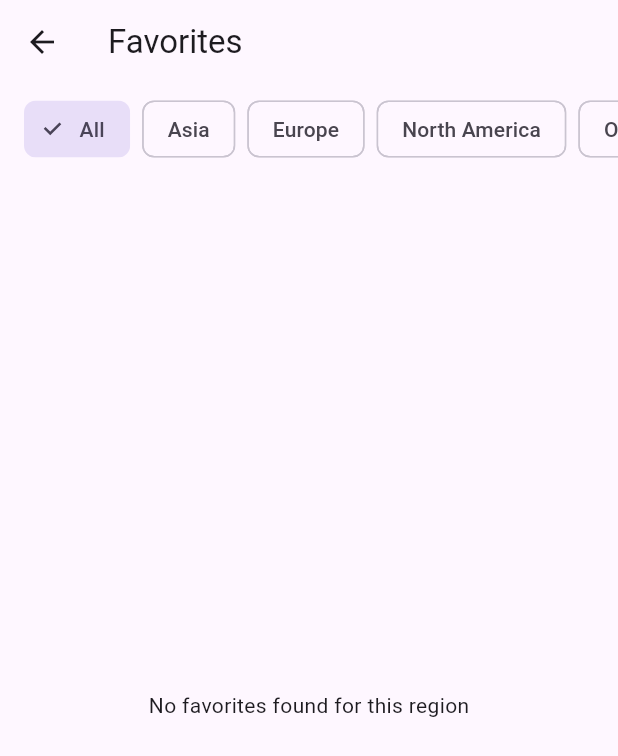
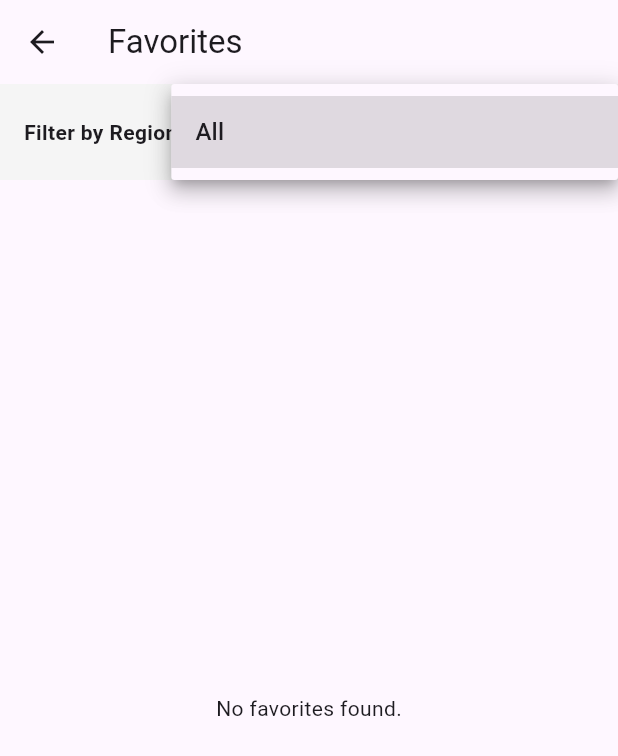
Before and after one commit to Ishini-Edirisinghe/weather_app, a Flutter app: the FavoritesScreen screen opened directly, after a tap on "All", on a phone screen of 412 x 824 dp. Shown: the top 756 px of the screen. Run offline on Flutter 3.47's test engine with Material 3 defaults, Android fonts, the phone set to English and light mode, and no system bars; our stand-ins replace dio, fl_chart, geolocator, sqflite; accounts and stored records are empty.

Commit message:
region filter issue fixes

```diff
--- a/lib/data/datasources/local_datasource.dart
+++ b/lib/data/datasources/local_datasource.dart
@@ -13,12 +13,12 @@ class LocalDatasource {
 
     _db = await openDatabase(
       path,
-      version: 3, // Increment version for schema change
+      version: 4, // Increment version
       onCreate: (db, v) async {
         await _createTable(db);
       },
       onUpgrade: (db, oldV, newV) async {
-        // Simple migration: Drop and recreate if version changes
+        // Drop and recreate to ensure clean schema
         await db.execute('DROP TABLE IF EXISTS $_table');
         await _createTable(db);
       },
@@ -33,7 +33,8 @@ class LocalDatasource {
         city TEXT UNIQUE,
         lat REAL,
         lon REAL,
-        country TEXT, -- New Column for Region Filtering
+        country TEXT, -- New
+        state TEXT,   -- New
         json TEXT,
         updated_at INTEGER,
         is_favorite INTEGER DEFAULT 0
@@ -45,7 +46,8 @@ class LocalDatasource {
     String city,
     double lat,
     double lon,
-    String country, // New Parameter
+    String country,
+    String state,
     String json,
   ) async {
     final db = await _openDb();
@@ -67,7 +69,8 @@ class LocalDatasource {
       'city': city,
       'lat': lat,
       'lon': lon,
-      'country': country, // Save country
+      'country': country,
+      'state': state,
       'json': json,
       'updated_at': DateTime.now().millisecondsSinceEpoch,
       'is_favorite': isFav,
@@ -112,7 +115,7 @@ class LocalDatasource {
 
 //     _db = await openDatabase(
 //       path,
-//       version: 2, // Increment version for schema change
+//       version: 3, // Increment version for schema change
 //       onCreate: (db, v) async {
 //         await _createTable(db);
 //       },
@@ -132,23 +135,24 @@ class LocalDatasource {
 //         city TEXT UNIQUE,
 //         lat REAL,
 //         lon REAL,
+//         country TEXT, -- New Column for Region Filtering
 //         json TEXT,
 //         updated_at INTEGER,
-//         is_favorite INTEGER DEFAULT 0  -- 0 = false, 1 = true
+//         is_favorite INTEGER DEFAULT 0
 //       )
 //     ''');
 //   }
 
-//   // UPDATED: Preserves 'is_favorite' status when updating weather data
 //   Future<void> cacheCity(
 //     String city,
 //     double lat,
 //     double lon,
+//     String country, // New Parameter
 //     String json,
 //   ) async {
 //     final db = await _openDb();
 
-//     // 1. Check if city exists to preserve its favorite status
+//     // Preserve favorite status
 //     int isFav = 0;
 //     final existing = await db.query(
 //       _table,
@@ -161,18 +165,17 @@ class LocalDatasource {
 //       isFav = existing.first['is_favorite'] as int? ?? 0;
 //     }
 
-//     // 2. Insert or Replace (Upsert)
 //     await db.insert(_table, {
 //       'city': city,
 //       'lat': lat,
 //       'lon': lon,
+//       'country': country, // Save country
 //       'json': json,
 //       'updated_at': DateTime.now().millisecondsSinceEpoch,
-//       'is_favorite': isFav, // Keep the old status
+//       'is_favorite': isFav,
 //     }, conflictAlgorithm: ConflictAlgorithm.replace);
 //   }
 
-//   // NEW: Toggle Favorite Status
 //   Future<void> setFavorite(String city, bool isFavorite) async {
 //     final db = await _openDb();
 //     await db.update(
@@ -190,14 +193,8 @@ class LocalDatasource {
 //     return rows.first;
 //   }
 
-//   // UPDATED: Only return cities marked as favorites
 //   Future<List<Map<String, dynamic>>> getFavorites() async {
 //     final db = await _openDb();
 //     return db.query(_table, where: 'is_favorite = 1', orderBy: 'city ASC');
 //   }
-
-//   Future<void> deleteCity(String city) async {
-//     final db = await _openDb();
-//     await db.delete(_table, where: 'city = ?', whereArgs: [city]);
-//   }
 // }
--- a/lib/domain/entities/weather_entity.dart
+++ b/lib/domain/entities/weather_entity.dart
@@ -2,17 +2,16 @@ class WeatherEntity {
   final String city;
   final double lat;
   final double lon;
-  final String country;
+  final String country; // e.g. "LK", "US"
+  final String state; // e.g. "Western Province"
   final double temp;
   final String description;
   final String iconCode;
-  final String forecastJson; // raw cached payload
-
-  // --- NEW FIELDS ---
+  final String forecastJson;
   final int humidity;
   final double windSpeed;
-  final int sunrise; // Unix timestamp
-  final int sunset; // Unix timestamp
+  final int sunrise;
+  final int sunset;
   final bool isFavorite;
 
   WeatherEntity({
@@ -20,11 +19,11 @@ class WeatherEntity {
     required this.lat,
     required this.lon,
     required this.country,
+    required this.state,
     required this.temp,
     required this.description,
     required this.iconCode,
     required this.forecastJson,
-    // Required in constructor
     required this.humidity,
     required this.windSpeed,
     required this.sunrise,
--- a/lib/presentation/screens/favorites_screen.dart
+++ b/lib/presentation/screens/favorites_screen.dart
@@ -10,15 +10,6 @@ class FavoritesScreen extends StatefulWidget {
 }
 
 class _FavoritesScreenState extends State<FavoritesScreen> {
-  // Define available filters
-  final List<String> filters = [
-    'All',
-    'Asia',
-    'Europe',
-    'North America',
-    'Other',
-  ];
-
   @override
   void initState() {
     super.initState();
@@ -36,43 +27,56 @@ class _FavoritesScreenState extends State<FavoritesScreen> {
       appBar: AppBar(title: const Text('Favorites')),
       body: Column(
         children: [
-          // Filter Chips Row
-          SizedBox(
-            height: 60,
-            child: ListView.separated(
-              padding: const EdgeInsets.symmetric(horizontal: 16),
-              scrollDirection: Axis.horizontal,
-              itemCount: filters.length,
-              separatorBuilder: (_, __) => const SizedBox(width: 8),
-              itemBuilder: (context, index) {
-                final filter = filters[index];
-                final isSelected = vm.selectedFilter == filter;
-                return Center(
-                  child: ChoiceChip(
-                    label: Text(filter),
-                    selected: isSelected,
-                    onSelected: (selected) {
-                      if (selected) {
-                        vm.applyFilter(filter);
+          // --- Dropdown Filter ---
+          Container(
+            padding: const EdgeInsets.symmetric(horizontal: 16, vertical: 8),
+            color: Colors.grey[100],
+            child: Row(
+              children: [
+                const Text(
+                  "Filter by Region: ",
+                  style: TextStyle(fontWeight: FontWeight.bold),
+                ),
+                const SizedBox(width: 12),
+                Expanded(
+                  child: DropdownButton<String>(
+                    isExpanded: true,
+                    value: vm.selectedFilter,
+                    icon: const Icon(Icons.filter_list),
+                    underline: Container(height: 2, color: Colors.blue),
+                    onChanged: (String? newValue) {
+                      if (newValue != null) {
+                        vm.applyFilter(newValue);
                       }
                     },
+                    items: vm.availableRegions.map<DropdownMenuItem<String>>((
+                      String value,
+                    ) {
+                      return DropdownMenuItem<String>(
+                        value: value,
+                        child: Text(value),
+                      );
+                    }).toList(),
                   ),
-                );
-              },
+                ),
+              ],
             ),
           ),
 
-          // Favorites List
+          // --- Favorites List ---
           Expanded(
             child: vm.filteredFavorites.isEmpty
-                ? const Center(
-                    child: Text('No favorites found for this region'),
-                  )
+                ? const Center(child: Text('No favorites found.'))
                 : ListView.builder(
                     padding: const EdgeInsets.all(12),
                     itemCount: vm.filteredFavorites.length,
                     itemBuilder: (context, index) {
                       final city = vm.filteredFavorites[index];
+                      // Subtitle shows region if Sri Lanka, or Country Name if Other
+                      final locationSubtitle = city.country == 'LK'
+                          ? city.state
+                          : "International (${city.country})";
+
                       return Card(
                         margin: const EdgeInsets.only(bottom: 12),
                         child: ListTile(
@@ -86,7 +90,7 @@ class _FavoritesScreenState extends State<FavoritesScreen> {
                             style: const TextStyle(fontWeight: FontWeight.bold),
                           ),
                           subtitle: Text(
-                            "${city.description} • ${city.country}",
+                            "$locationSubtitle • ${city.description}",
                           ),
                           trailing: Text(
                             '${city.temp.toStringAsFixed(1)}°C',
@@ -106,6 +110,7 @@ class _FavoritesScreenState extends State<FavoritesScreen> {
     );
   }
 }
+
 // import 'package:flutter/material.dart';
 // import 'package:provider/provider.dart';
 // import '../viewmodels/weather_viewmodel.dart';
@@ -118,6 +123,15 @@ class _FavoritesScreenState extends State<FavoritesScreen> {
 // }
 
 // class _FavoritesScreenState extends State<FavoritesScreen> {
+//   // Define available filters
+//   final List<String> filters = [
+//     'All',
+//     'Asia',
+//     'Europe',
+//     'North America',
+//     'Other',
+//   ];
+
 //   @override
 //   void initState() {
 //     super.initState();
@@ -131,43 +145,77 @@ class _FavoritesScreenState extends State<FavoritesScreen> {
 //   Widget build(BuildContext context) {
 //     final vm = Provider.of<WeatherViewModel>(context);
 
-//     // No need to look for a special function provider anymore!
-
 //     return Scaffold(
 //       appBar: AppBar(title: const Text('Favorites')),
-//       body: vm.favorites.isEmpty
-//           ? const Center(child: Text('No favorites yet'))
-//           : ListView.builder(
-//               padding: const EdgeInsets.all(12),
-//               itemCount: vm.favorites.length,
+//       body: Column(
+//         children: [
+//           // Filter Chips Row
+//           SizedBox(
+//             height: 60,
+//             child: ListView.separated(
+//               padding: const EdgeInsets.symmetric(horizontal: 16),
+//               scrollDirection: Axis.horizontal,
+//               itemCount: filters.length,
+//               separatorBuilder: (_, __) => const SizedBox(width: 8),
 //               itemBuilder: (context, index) {
-//                 final city = vm.favorites[index];
-//                 return Card(
-//                   margin: const EdgeInsets.only(bottom: 12),
-//                   child: ListTile(
-//                     leading: Image.network(
-//                       'https://openweathermap.org/img/wn/${city.iconCode}.png',
-//                       errorBuilder: (_, __, ___) => const Icon(Icons.cloud),
-//                     ),
-//                     title: Text(
-//                       city.city,
-//                       style: const TextStyle(fontWeight: FontWeight.bold),
-//                     ),
-//                     subtitle: Text(city.description),
-//                     trailing: Text(
-//                       '${city.temp.toStringAsFixed(1)}°C',
-//                       style: const TextStyle(fontSize: 18),
-//                     ),
-//                     onTap: () async {
-//                       await vm.loadWeatherForCity(city.city);
-
-//                       // FIX: Just use the ViewModel to switch the tab!
-//                       vm.setTabIndex(0);
+//                 final filter = filters[index];
+//                 final isSelected = vm.selectedFilter == filter;
+//                 return Center(
+//                   child: ChoiceChip(
+//                     label: Text(filter),
+//                     selected: isSelected,
+//                     onSelected: (selected) {
+//                       if (selected) {
+//                         vm.applyFilter(filter);
+//                       }
 //                     },
 //                   ),
 //                 );
 //               },
 //             ),
+//           ),
+
+//           // Favorites List
+//           Expanded(
+//             child: vm.filteredFavorites.isEmpty
+//                 ? const Center(
+//                     child: Text('No favorites found for this region'),
+//                   )
+//                 : ListView.builder(
+//                     padding: const EdgeInsets.all(12),
+//                     itemCount: vm.filteredFavorites.length,
+//                     itemBuilder: (context, index) {
+//                       final city = vm.filteredFavorites[index];
+//                       return Card(
+//                         margin: const EdgeInsets.only(bottom: 12),
+//                         child: ListTile(
+//                           leading: Image.network(
+//                             'https://openweathermap.org/img/wn/${city.iconCode}.png',
+//                             errorBuilder: (_, __, ___) =>
+//                                 const Icon(Icons.cloud),
+//                           ),
+//                           title: Text(
+//                             city.city,
+//                             style: const TextStyle(fontWeight: FontWeight.bold),
+//                           ),
+//                           subtitle: Text(
+//                             "${city.description} • ${city.country}",
+//                           ),
+//                           trailing: Text(
+//                             '${city.temp.toStringAsFixed(1)}°C',
+//                             style: const TextStyle(fontSize: 18),
+//                           ),
+//                           onTap: () async {
+//                             await vm.loadWeatherForCity(city.city);
+//                             vm.setTabIndex(0);
+//                           },
+//                         ),
+//                       );
+//                     },
+//                   ),
+//           ),
+//         ],
+//       ),
 //     );
 //   }
 // }
--- a/lib/presentation/viewmodels/weather_viewmodel.dart
+++ b/lib/presentation/viewmodels/weather_viewmodel.dart
@@ -9,10 +9,12 @@ class WeatherViewModel extends ChangeNotifier {
   bool loading = false;
   String? error;
 
-  List<WeatherEntity> _allFavorites = []; // Full list from DB
-  List<WeatherEntity> filteredFavorites = []; // List shown in UI
+  List<WeatherEntity> _allFavorites = [];
+  List<WeatherEntity> filteredFavorites = [];
 
-  String selectedFilter = 'All'; // Current filter
+  // Dropdown options
+  List<String> availableRegions = ['All'];
+  String selectedFilter = 'All';
 
   int _currentIndex = 0;
   int get currentIndex => _currentIndex;
@@ -41,39 +43,61 @@ class WeatherViewModel extends ChangeNotifier {
   Future<void> loadFavorites() async {
     try {
       _allFavorites = await repository.getFavorites();
-      applyFilter(selectedFilter); // Apply current filter
+
+      // 1. Generate Dropdown Options dynamically
+      final Set<String> regions = {'All'};
+      for (var city in _allFavorites) {
+        if (city.country == 'LK') {
+          // If Sri Lanka, use the specific Province/State
+          if (city.state.isNotEmpty) {
+            regions.add(city.state);
+          } else {
+            regions.add('Sri Lanka (Unknown Region)');
+          }
+        } else {
+          // If not Sri Lanka, group as 'Other'
+          regions.add('Other');
+        }
+      }
+      // Convert to list and sort
+      availableRegions = regions.toList();
+      availableRegions.sort((a, b) {
+        if (a == 'All') return -1;
+        if (b == 'All') return 1;
+        if (a == 'Other') return 1; // Put 'Other' at bottom
+        if (b == 'Other') return -1;
+        return a.compareTo(b);
+      });
+
+      // 2. Apply current filter
+      applyFilter(selectedFilter);
     } catch (e) {
       print("Error loading favorites: $e");
     }
   }
 
-  // Filter Logic
   void applyFilter(String region) {
     selectedFilter = region;
-    if (region == 'All') {
+
+    // Ensure selected filter still exists in the list (e.g. after deleting a city)
+    if (!availableRegions.contains(selectedFilter)) {
+      selectedFilter = 'All';
+    }
+
+    if (selectedFilter == 'All') {
       filteredFavorites = List.from(_allFavorites);
+    } else if (selectedFilter == 'Other') {
+      // Show cities that are NOT Sri Lanka
+      filteredFavorites = _allFavorites
+          .where((city) => city.country != 'LK')
+          .toList();
     } else {
-      filteredFavorites = _allFavorites.where((city) {
-        return getRegionFromCountryCode(city.country) == region;
-      }).toList();
+      // Show specific Sri Lankan Province
+      filteredFavorites = _allFavorites
+          .where((city) => city.state == selectedFilter)
+          .toList();
     }
     notifyListeners();
-  }
-
-  // Helper: Map Country Code to Region
-  String getRegionFromCountryCode(String code) {
-    // Add more codes here as needed
-    const asia = ['LK', 'IN', 'CN', 'JP', 'TH', 'SG', 'AE', 'KR', 'ID', 'VN'];
-    const europe = ['GB', 'FR', 'DE', 'IT', 'ES', 'RU', 'UA', 'NL', 'SE', 'NO'];
-    const northAmerica = ['US', 'CA', 'MX'];
-    const oceania = ['AU', 'NZ'];
-
-    if (asia.contains(code)) return 'Asia';
-    if (europe.contains(code)) return 'Europe';
-    if (northAmerica.contains(code)) return 'North America';
-    if (oceania.contains(code)) return 'Oceania';
-
-    return 'Other'; // Default if not found
   }
 
   Future<void> toggleFavorite() async {
@@ -86,6 +110,7 @@ class WeatherViewModel extends ChangeNotifier {
       lat: current!.lat,
       lon: current!.lon,
       country: current!.country,
+      state: current!.state,
       temp: current!.temp,
       description: current!.description,
       iconCode: current!.iconCode,
@@ -111,15 +136,17 @@ class WeatherViewModel extends ChangeNotifier {
 //   WeatherEntity? current;
 //   bool loading = false;
 //   String? error;
-//   List<WeatherEntity> favorites = [];
 
-//   // 1. ADD THIS: Track the current tab index here
+//   List<WeatherEntity> _allFavorites = []; // Full list from DB
+//   List<WeatherEntity> filteredFavorites = []; // List shown in UI
+
+//   String selectedFilter = 'All'; // Current filter
+
 //   int _currentIndex = 0;
 //   int get currentIndex => _currentIndex;
 
 //   WeatherViewModel({required this.repository});
 
-//   // 2. ADD THIS: Method to change tabs
 //   void setTabIndex(int index) {
 //     _currentIndex = index;
 //     notifyListeners();
@@ -141,11 +168,40 @@ class WeatherViewModel extends ChangeNotifier {
 
 //   Future<void> loadFavorites() async {
 //     try {
-//       favorites = await repository.getFavorites();
-//       notifyListeners();
+//       _allFavorites = await repository.getFavorites();
+//       applyFilter(selectedFilter); // Apply current filter
 //     } catch (e) {
 //       print("Error loading favorites: $e");
 //     }
+//   }
+
+//   // Filter Logic
+//   void applyFilter(String region) {
+//     selectedFilter = region;
+//     if (region == 'All') {
+//       filteredFavorites = List.from(_allFavorites);
+//     } else {
+//       filteredFavorites = _allFavorites.where((city) {
+//         return getRegionFromCountryCode(city.country) == region;
+//       }).toList();
+//     }
+//     notifyListeners();
+//   }
+
+//   // Helper: Map Country Code to Region
+//   String getRegionFromCountryCode(String code) {
+//     // Add more codes here as needed
+//     const asia = ['LK', 'IN', 'CN', 'JP', 'TH', 'SG', 'AE', 'KR', 'ID', 'VN'];
+//     const europe = ['GB', 'FR', 'DE', 'IT', 'ES', 'RU', 'UA', 'NL', 'SE', 'NO'];
+//     const northAmerica = ['US', 'CA', 'MX'];
+//     const oceania = ['AU', 'NZ'];
+
+//     if (asia.contains(code)) return 'Asia';
+//     if (europe.contains(code)) return 'Europe';
+//     if (northAmerica.contains(code)) return 'North America';
+//     if (oceania.contains(code)) return 'Oceania';
+
+//     return 'Other'; // Default if not found
 //   }
 
 //   Future<void> toggleFavorite() async {
@@ -153,11 +209,11 @@ class WeatherViewModel extends ChangeNotifier {
 //     final newStatus = !current!.isFavorite;
 //     await repository.toggleFavorite(current!.city, newStatus);
 
-//     // Update local state
 //     current = WeatherEntity(
 //       city: current!.city,
 //       lat: current!.lat,
 //       lon: current!.lon,
+//       country: current!.country,
 //       temp: current!.temp,
 //       description: current!.description,
 //       iconCode: current!.iconCode,
```
Also changed, not shown: lib/data/repositories/weather_repository_impl.dart (+26 -196 lines).
